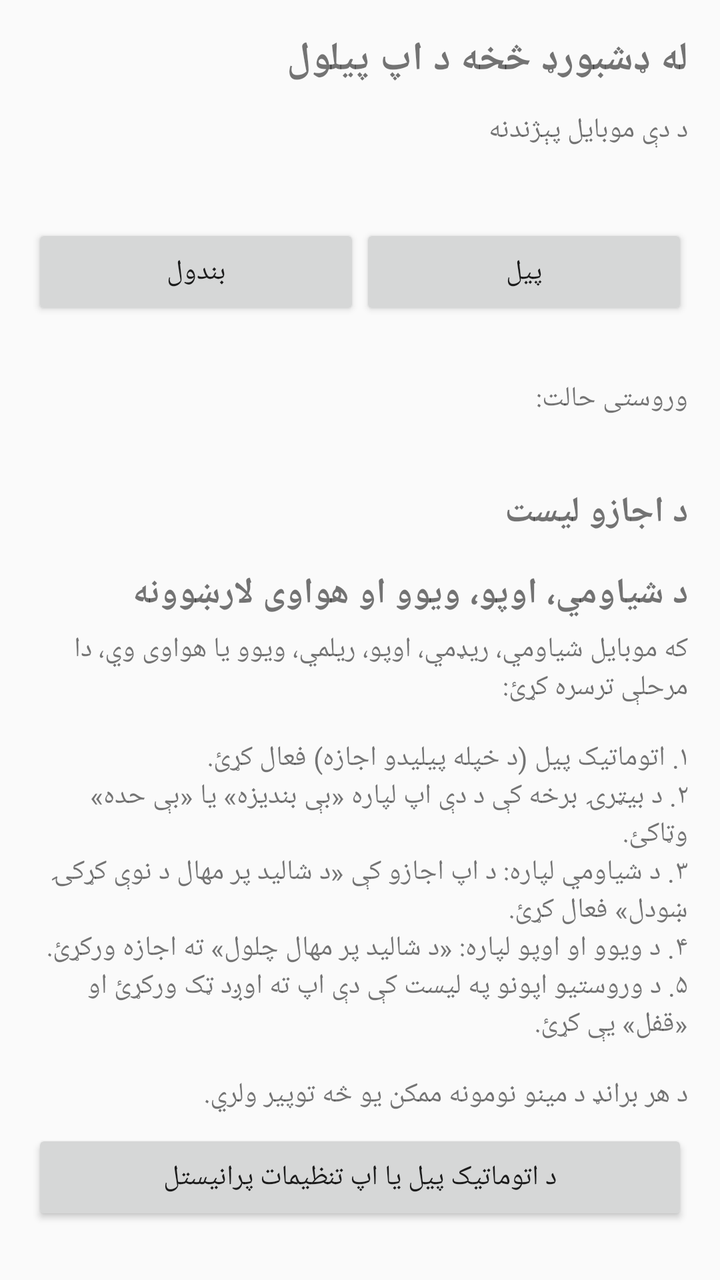
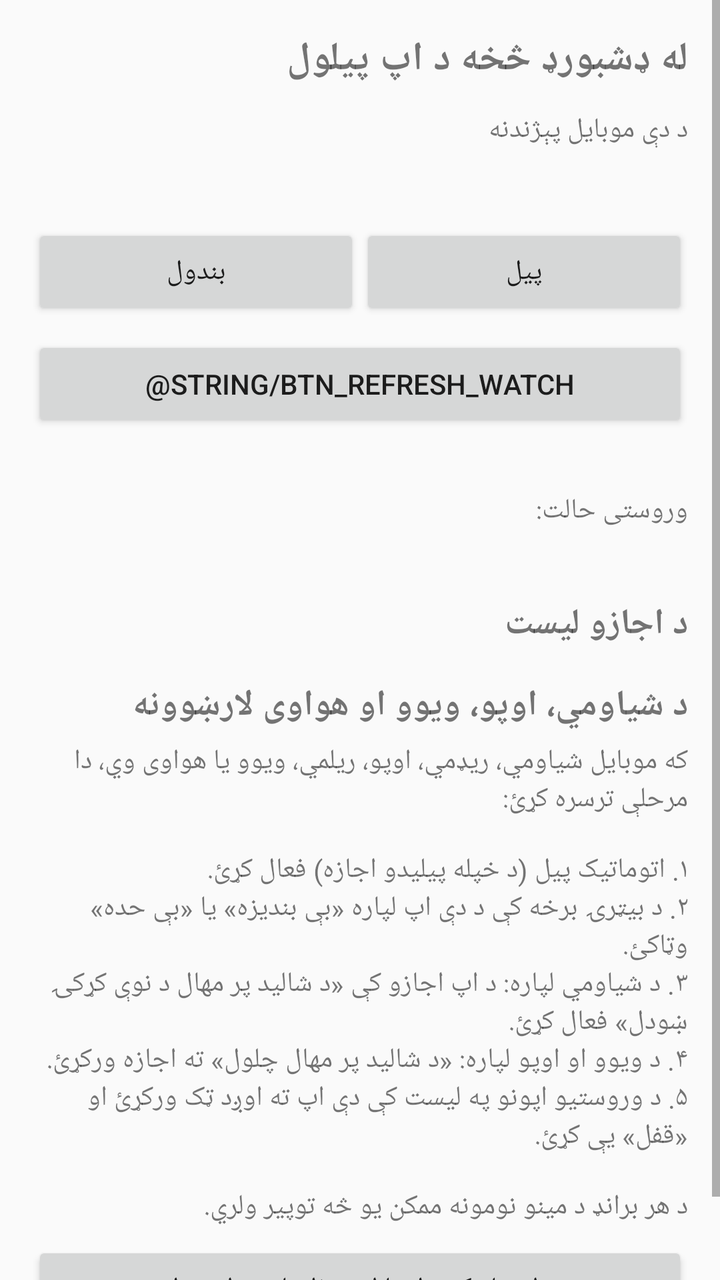

Before-and-after screenshots of an Android layout around one commit, followed by the original layout XML and the change that was made.
<!-- AndroidManifest.xml: application theme Theme.AppCompat.Light.DarkActionBar -->
<!-- res/layout/activity_main.xml -->
<?xml version="1.0" encoding="utf-8"?>
<ScrollView xmlns:android="http://schemas.android.com/apk/res/android"
    android:layout_width="match_parent"
    android:layout_height="match_parent"
    android:fillViewport="true">

    <LinearLayout
        android:layout_width="match_parent"
        android:layout_height="wrap_content"
        android:layoutDirection="rtl"
        android:orientation="vertical"
        android:padding="16dp">

        <TextView
            android:layout_width="match_parent"
            android:layout_height="wrap_content"
            android:text="@string/title"
            android:textSize="20sp"
            android:textStyle="bold" />

        <TextView
            android:layout_width="match_parent"
            android:layout_height="wrap_content"
            android:layout_marginTop="12dp"
            android:text="@string/label_device" />

        <TextView
            android:id="@+id/deviceIdText"
            android:layout_width="match_parent"
            android:layout_height="wrap_content"
            android:textDirection="ltr"
            android:textIsSelectable="true"
            android:textSize="16sp"
            android:textStyle="bold" />

        <LinearLayout
            android:layout_width="match_parent"
            android:layout_height="wrap_content"
            android:layout_marginTop="16dp"
            android:orientation="horizontal">

            <Button
                android:id="@+id/startButton"
                android:layout_width="0dp"
                android:layout_height="wrap_content"
                android:layout_weight="1"
                android:text="@string/btn_start" />

            <Button
                android:id="@+id/stopButton"
                android:layout_width="0dp"
                android:layout_height="wrap_content"
                android:layout_weight="1"
                android:text="@string/btn_stop" />
        </LinearLayout>

        <TextView
            android:id="@+id/serviceState"
            android:layout_width="match_parent"
            android:layout_height="wrap_content"
            android:layout_marginTop="8dp"
            android:textSize="16sp"
            android:textStyle="bold" />

        <TextView
            android:layout_width="match_parent"
            android:layout_height="wrap_content"
            android:text="@string/label_last_status" />

        <TextView
            android:id="@+id/lastStatus"
            android:layout_width="match_parent"
            android:layout_height="wrap_content"
            android:textDirection="ltr" />

        <TextView
            android:layout_width="match_parent"
            android:layout_height="wrap_content"
            android:layout_marginTop="16dp"
            android:text="@string/checklist_title"
            android:textSize="18sp"
            android:textStyle="bold" />

        <LinearLayout
            android:id="@+id/checklist"
            android:layout_width="match_parent"
            android:layout_height="wrap_content"
            android:orientation="vertical" />

        <TextView
            android:layout_width="match_parent"
            android:layout_height="wrap_content"
            android:layout_marginTop="16dp"
            android:text="@string/oem_title"
            android:textSize="18sp"
            android:textStyle="bold" />

        <TextView
            android:layout_width="match_parent"
            android:layout_height="wrap_content"
            android:layout_marginTop="6dp"
            android:text="@string/oem_text" />

        <Button
            android:id="@+id/oemButton"
            android:layout_width="match_parent"
            android:layout_height="wrap_content"
            android:layout_marginTop="8dp"
            android:text="@string/btn_oem" />
    </LinearLayout>
</ScrollView>
<!-- resources referenced by this layout -->
<resources>
  <string name="btn_oem">د اتوماتیک پیل یا اپ تنظیمات پرانیستل</string>
  <string name="btn_start">پیل</string>
  <string name="btn_stop">بندول</string>
  <string name="checklist_title">د اجازو لیست</string>
  <string name="label_device">د دې موبایل پېژندنه</string>
  <string name="label_last_status">وروستی حالت:</string>
  <string name="oem_text">که موبایل شیاومي، ریډمي، اوپو، ریلمي، ویوو یا هواوی وي، دا مرحلې ترسره کړئ:\n\n۱. اتوماتیک پیل (د خپله پیلیدو اجازه) فعال کړئ.\n۲. د بیټرۍ برخه کې د دې اپ لپاره «بې بندیزه» یا «بې حده» وټاکئ.\n۳. د شیاومي لپاره: د اپ اجازو کې «د شاليد پر مهال د نوې کړکۍ ښودل» فعال کړئ.\n۴. د ویوو او اوپو لپاره: «د شاليد پر مهال چلول» ته اجازه ورکړئ.\n۵. د وروستیو اپونو په لیست کې دې اپ ته اوږد ټک ورکړئ او «قفل» یې کړئ.\n\nد هر برانډ د مینو نومونه ممکن یو څه توپیر ولري.</string>
  <string name="oem_title">د شیاومي، اوپو، ویوو او هواوی لارښوونه</string>
  <string name="title">له ډشبورډ څخه د اپ پیلول</string>
</resources>

<!-- the commit's change to res/layout/activity_main.xml (unified diff, before → after) -->
@@ -54,6 +54,13 @@
                 android:text="@string/btn_stop" />
         </LinearLayout>
 
+        <Button
+            android:id="@+id/refreshWatchButton"
+            android:layout_width="match_parent"
+            android:layout_height="wrap_content"
+            android:layout_marginTop="8dp"
+            android:text="@string/btn_refresh_watch" />
+
         <TextView
             android:id="@+id/serviceState"
             android:layout_width="match_parent"
